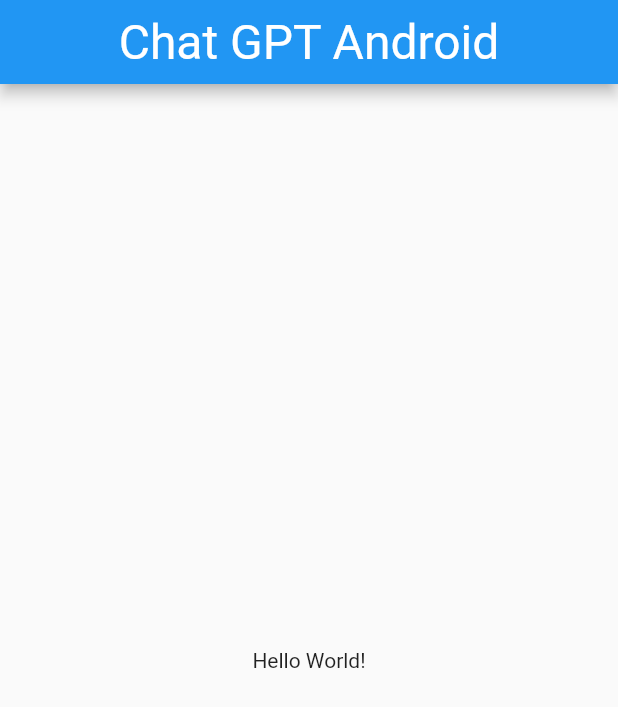
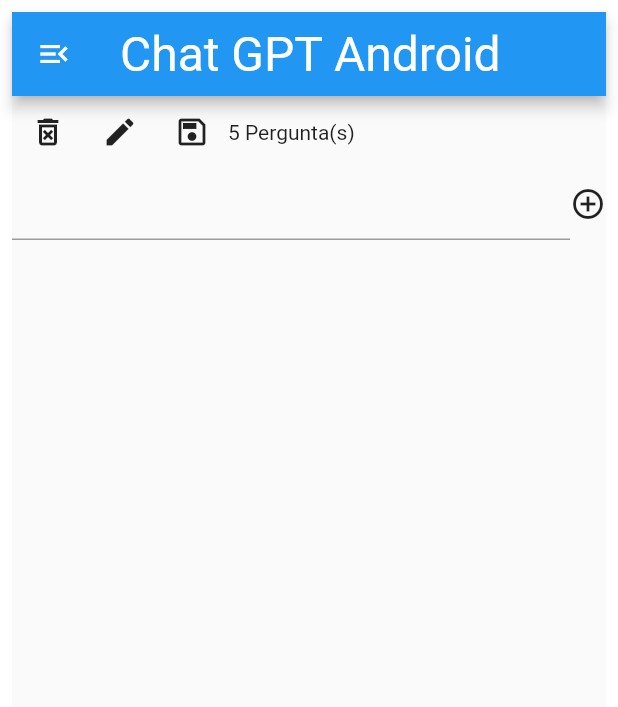
Before and after one commit to Gabriel-GFF/Flutter-chatGPT, a Flutter app: the screen it shows after launch, on a phone screen of 412 x 824 dp. Shown: the top 707 px of the screen. Run offline on Flutter 3.47's test engine with Material 2 defaults, Android fonts, the phone set to English and light mode, and no system bars; network calls fail.

Commit message:
Inicial apos restauração

```diff
--- a/lib/main.dart
+++ b/lib/main.dart
@@ -1,3 +1,5 @@
+import 'package:chatgpt/back_end/requeste_openai.dart';
+import 'package:chatgpt/widgets/chat_gpt.dart';
 import 'package:flutter/material.dart';
 
 void main() {
@@ -9,19 +11,10 @@ class MainApp extends StatelessWidget {
 
   @override
   Widget build(BuildContext context) {
+    print(enviarMensagem("Me conte uma piada"));
     return MaterialApp(
-      debugShowCheckedModeBanner: false,
-      home: Scaffold(
-        appBar: AppBar(
-          centerTitle: true,
-          title: const Text("Chat GPT Android"),
-
-          titleTextStyle: const TextStyle(fontSize: 32),
-        ),
-        body: const Center(
-          child:  Text('Hello World!'),
-        ),
-      ),
+      debugShowCheckedModeBanner: true,
+      home: home_page()
     );
   }
 }
--- a/lib/widgets/chat_gpt.dart
+++ b/lib/widgets/chat_gpt.dart
@@ -0,0 +1,74 @@
+import 'package:flutter/material.dart';
+
+class home_page extends StatefulWidget {
+
+
+  home_page({super.key});
+
+  @override
+  State<home_page> createState() => _home_pageState();
+}
+
+class _home_pageState extends State<home_page> {
+  int qtdQuestions = 5;
+
+  List<String> respostas =[];
+
+  List<String> perguntas = [];
+
+  TextEditingController pergunta = TextEditingController();
+
+  void _deleteAllHist(){
+    print('Deletando Todos os Históricos');
+  }
+
+  void _editUltimo(){
+    print('Editando a ultima Solicitação');
+  }
+
+  void _saveStorege(){
+    print('Editando a ultima Solicitação');
+  }
+
+  @override
+  Widget build(BuildContext context) {
+    return SafeArea(
+    minimum: const EdgeInsets.all(8),
+    child: Scaffold(
+          appBar: AppBar(
+            leading:const Icon(Icons.menu_open_outlined),
+            centerTitle: true,
+            title: const Text("Chat GPT Android"),
+            titleTextStyle: const TextStyle(fontSize: 32),
+          ),
+          body: Center(
+            child: Column(
+            children: [/*ListView.builder(
+              itemCount: 1,
+              itemBuilder: (BuildContext context, int index) {
+                return Text("datasss");
+              },),*/
+              Row(
+                children: [IconButton(onPressed: _deleteAllHist, icon: const Icon(Icons.delete_forever_outlined)),
+                IconButton(onPressed: _editUltimo, icon: const Icon(Icons.edit)),
+                IconButton(onPressed: _saveStorege, icon: const Icon(Icons.save_outlined)),
+                Text("$qtdQuestions Pergunta(s)")],
+              ),
+              Row(
+                children: [
+                  Expanded(
+                    child: TextField(
+                      controller: pergunta ,
+
+                    ),
+                  ),
+                  Icon(Icons.add_circle_outline)
+                ],
+              )
+            ],
+            ),
+          )
+          ),
+        );
+  }
+}
```
Also changed, not shown: lib/back_end/requeste_openai.dart (+27 -9 lines).
